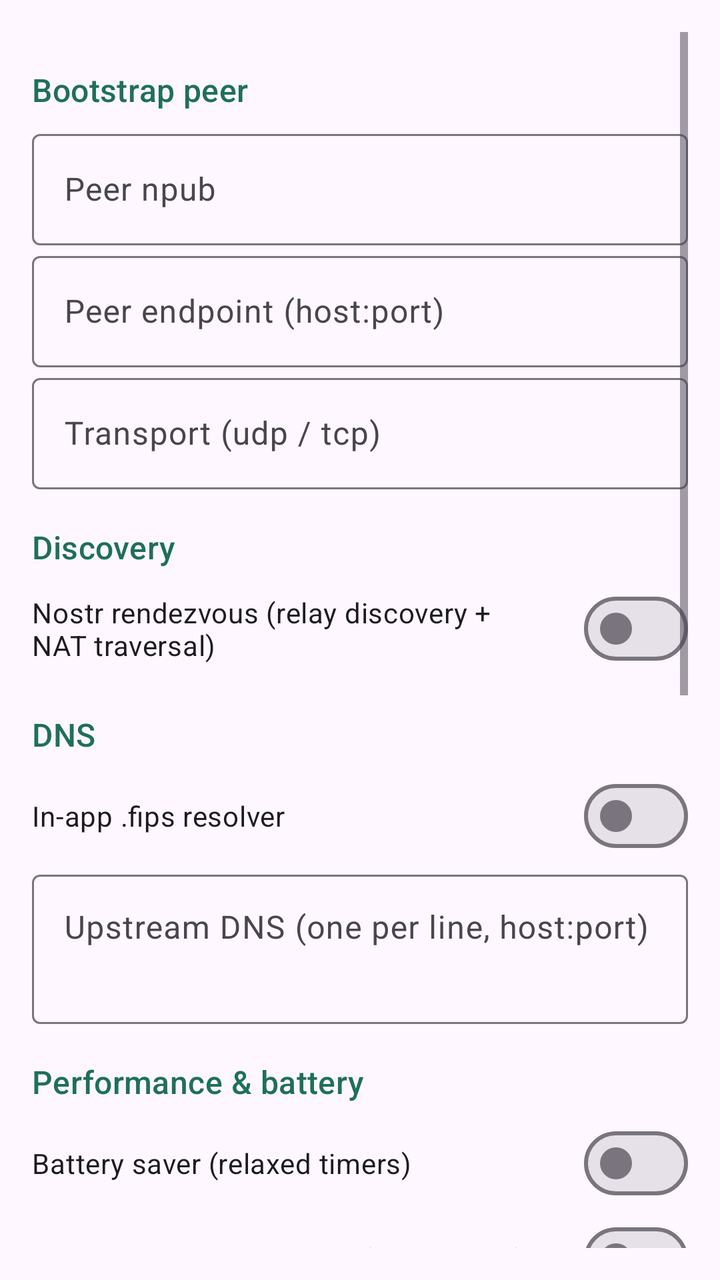
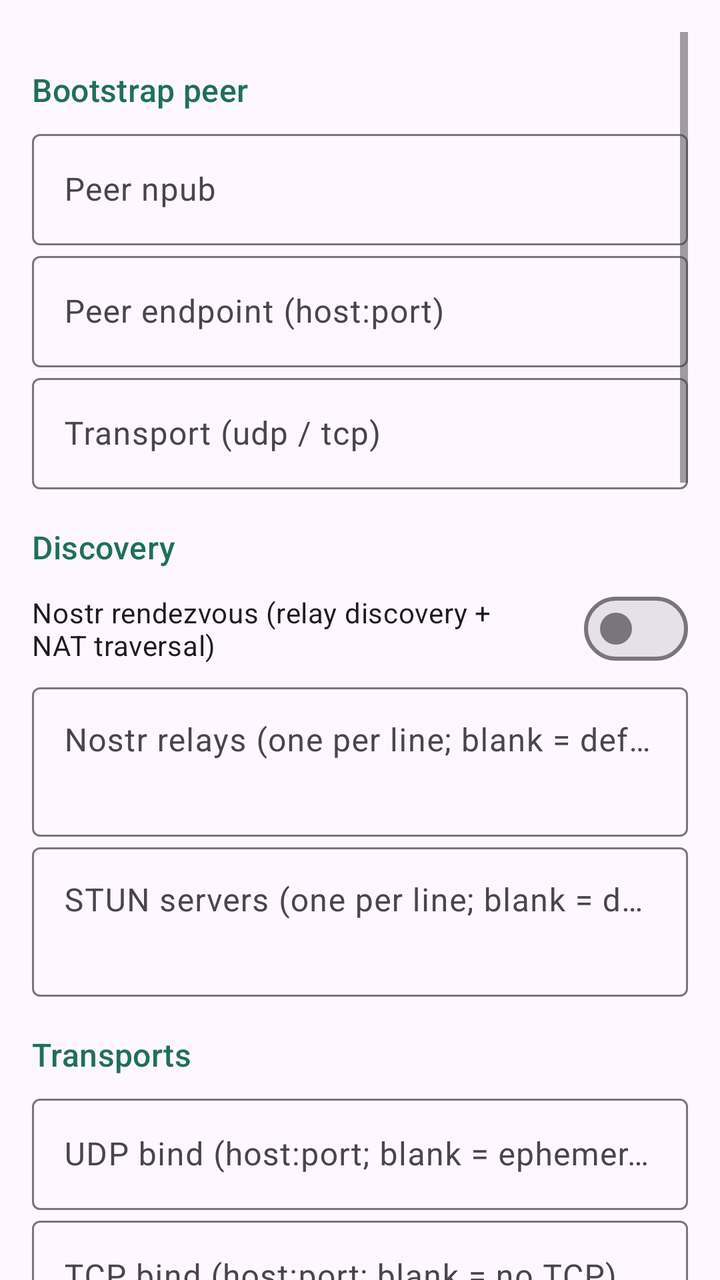

Screens rendered from an Android XML layout before and after an edit, with the pre-edit source and the edit as a unified diff.
<!-- AndroidManifest.xml: application theme Theme.Fips -->
<!-- res/layout/fragment_settings.xml -->
<?xml version="1.0" encoding="utf-8"?>
<ScrollView xmlns:android="http://schemas.android.com/apk/res/android"
    android:layout_width="match_parent"
    android:layout_height="match_parent"
    android:padding="16dp">

    <LinearLayout
        android:layout_width="match_parent"
        android:layout_height="wrap_content"
        android:orientation="vertical">

        
        <TextView style="@style/SettingsHeader" android:text="Bootstrap peer" />

        <com.google.android.material.textfield.TextInputLayout
            style="@style/Widget.Material3.TextInputLayout.OutlinedBox"
            android:layout_width="match_parent"
            android:layout_height="wrap_content"
            android:hint="Peer npub">
            <com.google.android.material.textfield.TextInputEditText
                android:id="@+id/peer_npub"
                android:layout_width="match_parent"
                android:layout_height="wrap_content"
                android:inputType="text" />
        </com.google.android.material.textfield.TextInputLayout>

        <com.google.android.material.textfield.TextInputLayout
            style="@style/Widget.Material3.TextInputLayout.OutlinedBox"
            android:layout_width="match_parent"
            android:layout_height="wrap_content"
            android:hint="Peer endpoint (host:port)">
            <com.google.android.material.textfield.TextInputEditText
                android:id="@+id/peer_endpoint"
                android:layout_width="match_parent"
                android:layout_height="wrap_content"
                android:inputType="text" />
        </com.google.android.material.textfield.TextInputLayout>

        <com.google.android.material.textfield.TextInputLayout
            style="@style/Widget.Material3.TextInputLayout.OutlinedBox"
            android:layout_width="match_parent"
            android:layout_height="wrap_content"
            android:hint="Transport (udp / tcp)">
            <com.google.android.material.textfield.TextInputEditText
                android:id="@+id/peer_transport"
                android:layout_width="match_parent"
                android:layout_height="wrap_content"
                android:inputType="text" />
        </com.google.android.material.textfield.TextInputLayout>

        
        <TextView style="@style/SettingsHeader" android:text="Discovery" />

        <com.google.android.material.materialswitch.MaterialSwitch
            android:id="@+id/nostr"
            android:layout_width="match_parent"
            android:layout_height="wrap_content"
            android:paddingVertical="6dp"
            android:text="Nostr rendezvous (relay discovery + NAT traversal)" />

        
        <TextView style="@style/SettingsHeader" android:text="DNS" />

        <com.google.android.material.materialswitch.MaterialSwitch
            android:id="@+id/enable_fips_dns"
            android:layout_width="match_parent"
            android:layout_height="wrap_content"
            android:paddingVertical="6dp"
            android:text="In-app .fips resolver" />

        <com.google.android.material.textfield.TextInputLayout
            style="@style/Widget.Material3.TextInputLayout.OutlinedBox"
            android:layout_width="match_parent"
            android:layout_height="wrap_content"
            android:hint="Upstream DNS (one per line, host:port)">
            <com.google.android.material.textfield.TextInputEditText
                android:id="@+id/dns_upstreams"
                android:layout_width="match_parent"
                android:layout_height="wrap_content"
                android:gravity="top"
                android:inputType="textMultiLine"
                android:minLines="2" />
        </com.google.android.material.textfield.TextInputLayout>

        
        <TextView style="@style/SettingsHeader" android:text="Performance &amp; battery" />

        <com.google.android.material.materialswitch.MaterialSwitch
            android:id="@+id/battery_saver"
            android:layout_width="match_parent"
            android:layout_height="wrap_content"
            android:paddingVertical="6dp"
            android:text="Battery saver (relaxed timers)" />

        <com.google.android.material.materialswitch.MaterialSwitch
            android:id="@+id/forward_clearnet"
            android:layout_width="match_parent"
            android:layout_height="wrap_content"
            android:paddingVertical="6dp"
            android:text="Forward non-mesh traffic (split tunnel)" />

        <com.google.android.material.textfield.TextInputLayout
            style="@style/Widget.Material3.TextInputLayout.OutlinedBox"
            android:layout_width="match_parent"
            android:layout_height="wrap_content"
            android:hint="Worker threads (encrypt/decrypt)">
            <com.google.android.material.textfield.TextInputEditText
                android:id="@+id/worker_threads"
                android:layout_width="match_parent"
                android:layout_height="wrap_content"
                android:inputType="number" />
        </com.google.android.material.textfield.TextInputLayout>

        
        <TextView style="@style/SettingsHeader" android:text="Logging" />

        <com.google.android.material.textfield.TextInputLayout
            style="@style/Widget.Material3.TextInputLayout.OutlinedBox"
            android:layout_width="match_parent"
            android:layout_height="wrap_content"
            android:hint="Log level (error/warn/info/debug/trace)">
            <com.google.android.material.textfield.TextInputEditText
                android:id="@+id/log_level"
                android:layout_width="match_parent"
                android:layout_height="wrap_content"
                android:inputType="text" />
        </com.google.android.material.textfield.TextInputLayout>

        
        <TextView style="@style/SettingsHeader" android:text="Advanced: raw fips.yaml" />

        <TextView
            android:layout_width="match_parent"
            android:layout_height="wrap_content"
            android:text="When set, this fully defines the fips config (every parameter) and overrides the structured fips settings above."
            android:textAppearance="?attr/textAppearanceBodySmall"
            android:textColor="?android:attr/textColorSecondary"
            android:paddingBottom="8dp" />

        <com.google.android.material.textfield.TextInputLayout
            style="@style/Widget.Material3.TextInputLayout.OutlinedBox"
            android:layout_width="match_parent"
            android:layout_height="wrap_content"
            android:hint="fips.yaml">
            <com.google.android.material.textfield.TextInputEditText
                android:id="@+id/fips_yaml"
                android:layout_width="match_parent"
                android:layout_height="wrap_content"
                android:fontFamily="monospace"
                android:gravity="top"
                android:inputType="textMultiLine|textNoSuggestions"
                android:minLines="6"
                android:textSize="12sp" />
        </com.google.android.material.textfield.TextInputLayout>

        <com.google.android.material.button.MaterialButton
            android:id="@+id/load_template"
            style="@style/Widget.Material3.Button.TextButton"
            android:layout_width="wrap_content"
            android:layout_height="wrap_content"
            android:text="Load template" />

        <com.google.android.material.button.MaterialButton
            android:id="@+id/save"
            android:layout_width="match_parent"
            android:layout_height="wrap_content"
            android:layout_marginTop="8dp"
            android:layout_marginBottom="24dp"
            android:text="Save settings" />
    </LinearLayout>
</ScrollView>
<!-- resources referenced by this layout -->
<resources>
  <style name="SettingsHeader" parent="TextAppearance.Material3.TitleMedium">
          <item name="android:layout_width">wrap_content</item>
          <item name="android:layout_height">wrap_content</item>
          <item name="android:paddingTop">18dp</item>
          <item name="android:paddingBottom">6dp</item>
          <item name="android:textColor">?attr/colorPrimary</item>
      </style>
  <style name="Theme.Fips" parent="Theme.Material3.DayNight.NoActionBar">
          <item name="colorPrimary">@color/fips_primary</item>
          <item name="colorOnPrimary">@color/fips_on_primary</item>
          <item name="colorPrimaryContainer">@color/fips_primary_container</item>
          <item name="colorOnPrimaryContainer">@color/fips_on_primary_container</item>
          <item name="colorSecondary">@color/fips_secondary</item>
          <item name="android:statusBarColor">?attr/colorSurface</item>
      </style>
  <color name="fips_primary">#1F6F5C</color>
  <color name="fips_on_primary">#FFFFFF</color>
  <color name="fips_primary_container">#A6F2DC</color>
  <color name="fips_on_primary_container">#002019</color>
  <color name="fips_secondary">#4A635B</color>
</resources>

<!-- the commit's change to res/layout/fragment_settings.xml (unified diff, before → after) -->
@@ -2,7 +2,10 @@
 <ScrollView xmlns:android="http://schemas.android.com/apk/res/android"
     android:layout_width="match_parent"
     android:layout_height="match_parent"
-    android:padding="16dp">
+    android:clipToPadding="false"
+    android:paddingHorizontal="16dp"
+    android:paddingTop="16dp"
+    android:paddingBottom="96dp">
 
     <LinearLayout
         android:layout_width="match_parent"
@@ -57,6 +60,61 @@
             android:layout_height="wrap_content"
             android:paddingVertical="6dp"
             android:text="Nostr rendezvous (relay discovery + NAT traversal)" />
+
+        <com.google.android.material.textfield.TextInputLayout
+            style="@style/Widget.Material3.TextInputLayout.OutlinedBox"
+            android:layout_width="match_parent"
+            android:layout_height="wrap_content"
+            android:hint="Nostr relays (one per line; blank = defaults)">
+            <com.google.android.material.textfield.TextInputEditText
+                android:id="@+id/nostr_relays"
+                android:layout_width="match_parent"
+                android:layout_height="wrap_content"
+                android:gravity="top"
+                android:inputType="textMultiLine|textNoSuggestions"
+                android:minLines="2" />
+        </com.google.android.material.textfield.TextInputLayout>
+
+        <com.google.android.material.textfield.TextInputLayout
+            style="@style/Widget.Material3.TextInputLayout.OutlinedBox"
+            android:layout_width="match_parent"
+            android:layout_height="wrap_content"
+            android:hint="STUN servers (one per line; blank = defaults)">
+            <com.google.android.material.textfield.TextInputEditText
+                android:id="@+id/stun_servers"
+                android:layout_width="match_parent"
+                android:layout_height="wrap_content"
+                android:gravity="top"
+                android:inputType="textMultiLine|textNoSuggestions"
+                android:minLines="2" />
+        </com.google.android.material.textfield.TextInputLayout>
+
+        
+        <TextView style="@style/SettingsHeader" android:text="Transports" />
+
+        <com.google.android.material.textfield.TextInputLayout
+            style="@style/Widget.Material3.TextInputLayout.OutlinedBox"
+            android:layout_width="match_parent"
+            android:layout_height="wrap_content"
+            android:hint="UDP bind (host:port; blank = ephemeral)">
+            <com.google.android.material.textfield.TextInputEditText
+                android:id="@+id/udp_bind"
+                android:layout_width="match_parent"
+                android:layout_height="wrap_content"
+                android:inputType="text" />
+        </com.google.android.material.textfield.TextInputLayout>
+
+        <com.google.android.material.textfield.TextInputLayout
+            style="@style/Widget.Material3.TextInputLayout.OutlinedBox"
+            android:layout_width="match_parent"
+            android:layout_height="wrap_content"
+            android:hint="TCP bind (host:port; blank = no TCP)">
+            <com.google.android.material.textfield.TextInputEditText
+                android:id="@+id/tcp_bind"
+                android:layout_width="match_parent"
+                android:layout_height="wrap_content"
+                android:inputType="text" />
+        </com.google.android.material.textfield.TextInputLayout>
 
         
         <TextView style="@style/SettingsHeader" android:text="DNS" />
